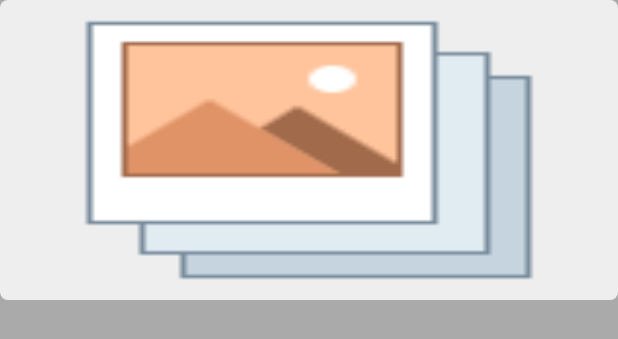
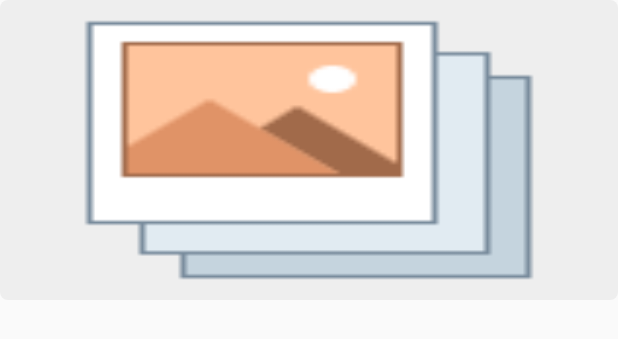
Before and after one commit to LaiJerryZang/collection, an Android app: the layout activity_second.xml on its own in the app's theme, with its tools: preview values and no code run, on a phone screen of 412 x 824 dp. Shown: the top 339 px of the screen. Run offline under Robolectric (Android 15) with nearby library versions, the light colour scheme and no system bars; plain views replace CutCornerView, KenBurnsView.

Commit message:
mainDiaLogView  secondAvtivity  modify

```diff
--- a/app/src/main/java/tw/com/collection/basic/socket/SocketServer.java
+++ b/app/src/main/java/tw/com/collection/basic/socket/SocketServer.java
@@ -58,8 +58,6 @@ public class SocketServer {
             try {
                 serverSocket = new ServerSocket(port);
                 showMessage( getIpAddressString() + "等待客戶端連線...");
-                InetAddress add = InetAddress.getLocalHost();
-                Log.d("localAddress",add.getHostAddress());
                 isOpen = true;
                 while (isOpen) {
                     Socket socket = serverSocket.accept();
--- a/app/src/main/java/tw/com/collection/basic/view/LoadingDialog.java
+++ b/app/src/main/java/tw/com/collection/basic/view/LoadingDialog.java
@@ -34,6 +34,6 @@ public class LoadingDialog extends Dialog {
         if (TextUtils.isEmpty(msg)) {
             msg = "資料加載中...";
         }
-        ((TextView)findViewById(R.id.tv_msg)).setText(msg);
+//        ((TextView)findViewById(R.id.tv_msg)).setText(msg);
     }
 }
--- a/app/src/main/java/tw/com/collection/mvp/main/MainModel.java
+++ b/app/src/main/java/tw/com/collection/mvp/main/MainModel.java
@@ -7,6 +7,6 @@ import tw.com.collection.basic.http.IDataCallListener;
 
 public class MainModel extends BaseObservable {
     public void getOpenData(IDataCallListener listener){
-        HttpClient.get("https://gis.taiwan.net.tw/XMLReleaseALL_public/hotel_C_f.json", null, listener);
+        HttpClient.get("http://data.coa.gov.tw/Service/OpenData/ODwsv/ODwsvTravelFood.aspx", null, listener);
     }
 }
--- a/app/src/main/java/tw/com/collection/mvp/second/SecondViewContract.java
+++ b/app/src/main/java/tw/com/collection/mvp/second/SecondViewContract.java
@@ -1,6 +1,7 @@
 package tw.com.collection.mvp.second;
 
 import android.graphics.Bitmap;
+import android.graphics.Color;
 
 public interface SecondViewContract {
 
@@ -12,4 +13,6 @@ public interface SecondViewContract {
      */
     void Error(String exception);
 
+    void setRandomBackground(int color);
+
 }
--- a/app/src/main/res/layout/activity_second.xml
+++ b/app/src/main/res/layout/activity_second.xml
@@ -1,20 +1,17 @@
 <?xml version="1.0" encoding="utf-8"?>
 <layout xmlns:android="http://schemas.android.com/apk/res/android"
-    xmlns:app="http://schemas.android.com/apk/res-auto"
-    xmlns:tools="http://schemas.android.com/tools"
-    android:id="@+id/layout">
+    xmlns:app="http://schemas.android.com/apk/res-auto">
 
     <data>
-
         <variable
             name="second"
             type="tw.com.collection.mvp.second.SecondActivity" />
     </data>
 
     <androidx.constraintlayout.widget.ConstraintLayout
+        android:id="@+id/cly"
         android:layout_width="match_parent"
-        android:layout_height="match_parent"
-        android:background="#AAA">
+        android:layout_height="match_parent">
 
         <com.flaviofaria.kenburnsview.KenBurnsView
             android:id="@+id/kbv"
@@ -24,6 +21,7 @@
             android:contentDescription="@string/contentDescription"
             android:scaleType="fitXY"
             app:layout_constraintEnd_toEndOf="parent"
+            app:layout_constraintHorizontal_bias="0.0"
             app:layout_constraintStart_toStartOf="parent"
             app:layout_constraintTop_toTopOf="parent" />
 
@@ -87,7 +85,5 @@
                 </LinearLayout>
             </ScrollView>
         </com.github.florent37.shapeofview.shapes.CutCornerView>
-
-
     </androidx.constraintlayout.widget.ConstraintLayout>
 </layout>
```
Also changed, not shown: app/src/main/java/tw/com/collection/mvp/main/MainPresenter.java (+4 -5 lines), app/src/main/java/tw/com/collection/mvp/second/SecondActivity.java (+8 -0 lines), app/src/main/java/tw/com/collection/mvp/second/SecondPresenter.java (+13 -0 lines), app/src/main/res/layout/dialog_loading.xml (+3 -17 lines).
